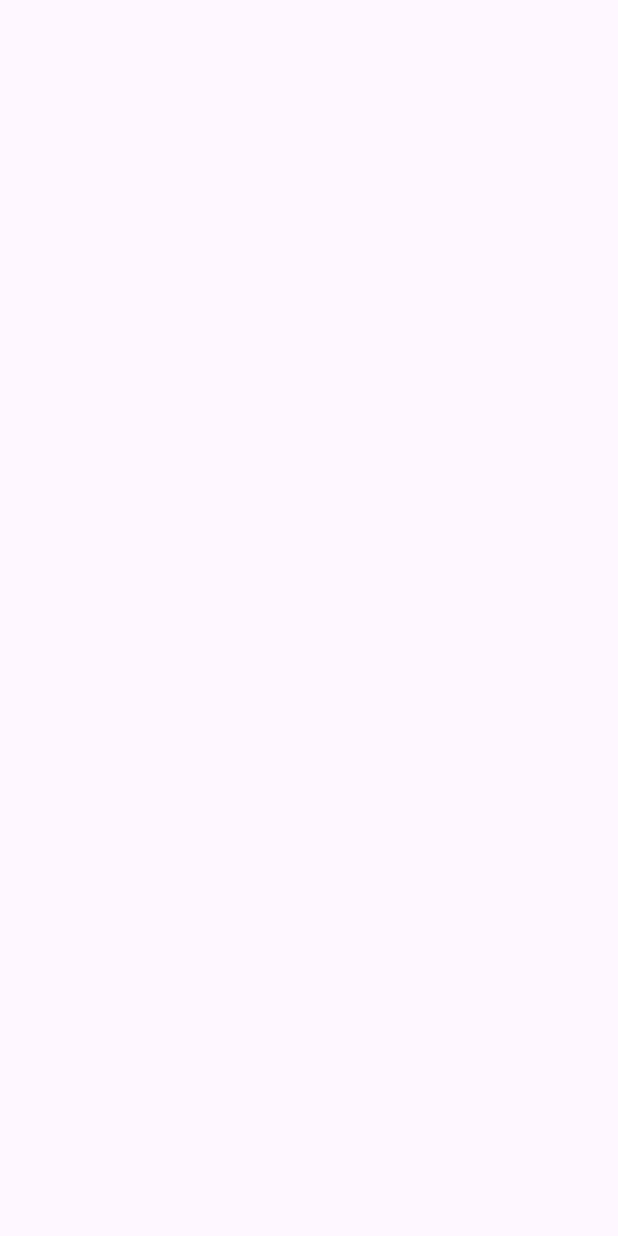
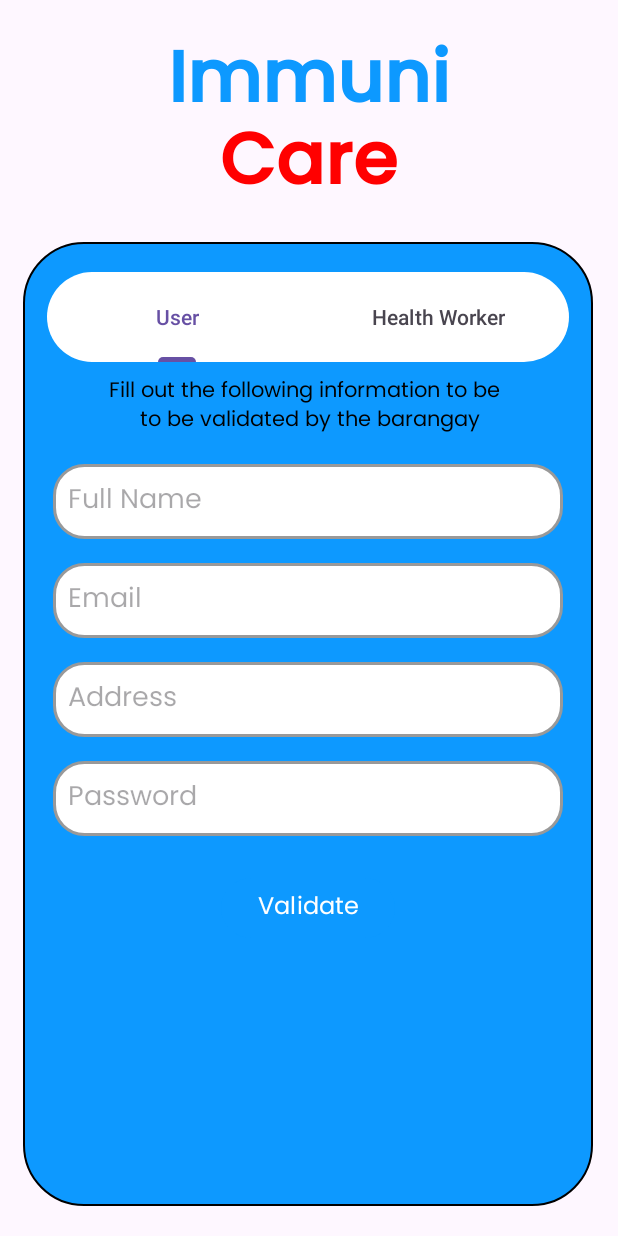
Before and after one commit to Hysao/ImmuniCare, an Android app: the SignupActivity screen opened directly, with no data from a screen before it, on a phone screen of 412 x 824 dp. Before the commit the screen is empty. Run offline under Robolectric (Android 15) with nearby library versions, the light colour scheme and no system bars.

Commit message:
user/health worker sign up but still need some ui adjustment

```diff
--- a/app/build.gradle.kts
+++ b/app/build.gradle.kts
@@ -43,9 +43,12 @@ dependencies {
     androidTestImplementation(libs.ext.junit)
     androidTestImplementation(libs.espresso.core)
 
+
     implementation(platform(libs.firebase.bom))
     implementation(libs.firebase.analytics)
 
     implementation(libs.firebase.auth)
 
+
+
 }
--- /dev/null
+++ b/app/src/main/java/com/myprograms/immunicare/auth/SignUpPagerAdapter.java
@@ -0,0 +1,27 @@
+package com.myprograms.immunicare.auth;
+
+import androidx.annotation.NonNull;
+import androidx.fragment.app.Fragment;
+import androidx.fragment.app.FragmentManager;
+import androidx.lifecycle.Lifecycle;
+import androidx.viewpager2.adapter.FragmentStateAdapter;
+
+public class SignUpPagerAdapter extends FragmentStateAdapter {
+    public SignUpPagerAdapter(@NonNull FragmentManager fragmentManager, @NonNull Lifecycle lifecycle) {
+        super(fragmentManager, lifecycle);
+    }
+
+    @NonNull
+    @Override
+    public Fragment createFragment(int position) {
+        if (position == 1) {
+            return new HealthWorkerSignUpFragment();
+        }
+        return new UserSignUpFragment();
+    }
+
+    @Override
+    public int getItemCount() {
+        return 2;
+    }
+}
--- a/app/src/main/java/com/myprograms/immunicare/auth/SignupActivity.java
+++ b/app/src/main/java/com/myprograms/immunicare/auth/SignupActivity.java
@@ -7,10 +7,19 @@ import androidx.appcompat.app.AppCompatActivity;
 import androidx.core.graphics.Insets;
 import androidx.core.view.ViewCompat;
 import androidx.core.view.WindowInsetsCompat;
+import androidx.fragment.app.Fragment;
+import androidx.fragment.app.FragmentManager;
+import androidx.viewpager2.widget.ViewPager2;
 
+import com.google.android.material.tabs.TabLayout;
 import com.myprograms.immunicare.R;
 
 public class SignupActivity extends AppCompatActivity {
+
+    private TabLayout signUpTab;
+    private ViewPager2 viewPager2;
+    private SignUpPagerAdapter signUpPagerAdapter;
+
 
     @Override
     protected void onCreate(Bundle savedInstanceState) {
@@ -22,5 +31,40 @@ public class SignupActivity extends AppCompatActivity {
             v.setPadding(systemBars.left, systemBars.top, systemBars.right, systemBars.bottom);
             return insets;
         });
+
+        signUpTab = findViewById(R.id.tab_signup);
+        viewPager2 = findViewById(R.id.signup_pager);
+
+        signUpTab.addTab(signUpTab.newTab().setText("User"));
+        signUpTab.addTab(signUpTab.newTab().setText("Health Worker"));
+
+        FragmentManager fragmentManager = getSupportFragmentManager();
+        signUpPagerAdapter = new SignUpPagerAdapter(fragmentManager, getLifecycle());
+        viewPager2.setAdapter(signUpPagerAdapter);
+
+        signUpTab.addOnTabSelectedListener(new TabLayout.OnTabSelectedListener() {
+            @Override
+            public void onTabSelected(TabLayout.Tab tab) {
+                viewPager2.setCurrentItem(tab.getPosition());
+            }
+
+            @Override
+            public void onTabUnselected(TabLayout.Tab tab) {
+
+            }
+
+            @Override
+            public void onTabReselected(TabLayout.Tab tab) {
+
+            }
+        });
+
+        viewPager2.registerOnPageChangeCallback(new ViewPager2.OnPageChangeCallback() {
+            @Override
+            public void onPageSelected(int position) {
+                signUpTab.selectTab(signUpTab.getTabAt(position));
+            }
+        });
+
     }
 }
--- /dev/null
+++ b/app/src/main/java/com/myprograms/immunicare/auth/UserSignUpFragment.java
@@ -0,0 +1,22 @@
+package com.myprograms.immunicare.auth;
+
+import android.os.Bundle;
+
+import androidx.fragment.app.Fragment;
+
+import android.view.LayoutInflater;
+import android.view.View;
+import android.view.ViewGroup;
+
+import com.myprograms.immunicare.R;
+
+
+public class UserSignUpFragment extends Fragment {
+
+    @Override
+    public View onCreateView(LayoutInflater inflater, ViewGroup container,
+                             Bundle savedInstanceState) {
+        // Inflate the layout for this fragment
+        return inflater.inflate(R.layout.fragment_user_sign_up, container, false);
+    }
+}
--- /dev/null
+++ b/app/src/main/res/drawable/tab_bg.xml
@@ -0,0 +1,7 @@
+<?xml version="1.0" encoding="utf-8"?>
+<shape xmlns:android="http://schemas.android.com/apk/res/android">
+
+    <solid android:color="@color/white"/>
+    <corners android:radius="40dp" />
+
+</shape>
--- /dev/null
+++ b/app/src/main/res/drawable/viewpager_bg.xml
@@ -0,0 +1,10 @@
+<?xml version="1.0" encoding="utf-8"?>
+<shape xmlns:android="http://schemas.android.com/apk/res/android">
+
+    <solid android:color="@color/immuniCareBlue"/>
+    <corners android:radius="40dp" />
+
+    <stroke android:width="1dp" android:color="@color/black"
+        />
+
+</shape>
--- a/app/src/main/res/layout/activity_main.xml
+++ b/app/src/main/res/layout/activity_main.xml
@@ -31,7 +31,6 @@
             android:fontFamily="@font/poppins_medium"
             android:text="LOGIN"
             android:textColor="@color/immuniCareBlue"
-
             android:textSize="18sp"
             android:textStyle="bold" />
 
--- a/app/src/main/res/layout/activity_signup.xml
+++ b/app/src/main/res/layout/activity_signup.xml
@@ -8,5 +8,76 @@
     tools:context=".auth.SignupActivity">
 
 
+    <LinearLayout
+        android:layout_width="match_parent"
+        android:layout_height="wrap_content"
+        android:layout_marginTop="16dp"
+        android:gravity="center"
+        android:orientation="vertical"
+        app:layout_constraintEnd_toEndOf="parent"
+        app:layout_constraintStart_toStartOf="parent"
+        app:layout_constraintTop_toTopOf="parent">
+
+        <TextView
+            android:layout_width="wrap_content"
+            android:layout_height="wrap_content"
+            android:fontFamily="@font/poppins_medium"
+            android:text="Immuni"
+            android:textStyle="bold"
+            android:textColor="@color/immuniCareBlue"
+            android:textSize="48sp" />
+
+        <TextView
+            android:layout_width="wrap_content"
+            android:layout_height="wrap_content"
+            android:fontFamily="@font/poppins_medium"
+            android:text="Care"
+            android:layout_marginTop="-25dp"
+            android:textStyle="bold"
+            android:textColor="@color/immuniCareRed"
+            android:textSize="48sp" />
+
+    </LinearLayout>
+
+    <androidx.constraintlayout.widget.ConstraintLayout
+        android:layout_width="380dp"
+        android:layout_height="0dp"
+        android:layout_marginBottom="20dp"
+        app:flow_verticalBias="1"
+        app:layout_constraintBottom_toBottomOf="parent"
+        app:layout_constraintEnd_toEndOf="parent"
+        app:layout_constraintHeight_percent=".78"
+        app:layout_constraintHorizontal_bias="0.483"
+        app:layout_constraintStart_toStartOf="parent"
+        app:layout_constraintTop_toTopOf="parent"
+        app:layout_constraintVertical_bias="1">
+
+        <androidx.viewpager2.widget.ViewPager2
+            android:id="@+id/signup_pager"
+            android:layout_width="0dp"
+            android:layout_height="0dp"
+            android:background="@drawable/viewpager_bg"
+            app:layout_constraintBottom_toBottomOf="parent"
+            app:layout_constraintEnd_toEndOf="parent"
+            app:layout_constraintStart_toStartOf="parent"
+            app:layout_constraintTop_toTopOf="parent"
+            app:layout_constraintVertical_bias="0" />
+
+        <com.google.android.material.tabs.TabLayout
+            android:layout_marginTop="20dp"
+            android:layout_width="match_parent"
+            android:layout_height="60dp"
+            android:id="@+id/tab_signup"
+            android:background="@drawable/tab_bg"
+            android:layout_marginHorizontal="16dp"
+            app:layout_constraintVertical_bias="0"
+            app:layout_constraintBottom_toBottomOf="parent"
+            app:layout_constraintEnd_toEndOf="parent"
+            app:layout_constraintStart_toStartOf="parent"
+            app:layout_constraintTop_toTopOf="parent"/>
+
+
+    </androidx.constraintlayout.widget.ConstraintLayout>
+
 
 </androidx.constraintlayout.widget.ConstraintLayout>
--- /dev/null
+++ b/app/src/main/res/layout/fragment_user_sign_up.xml
@@ -0,0 +1,123 @@
+<?xml version="1.0" encoding="utf-8"?>
+<LinearLayout
+    xmlns:android="http://schemas.android.com/apk/res/android"
+    xmlns:tools="http://schemas.android.com/tools"
+    android:layout_width="match_parent"
+    android:layout_height="match_parent"
+    android:orientation="vertical"
+    tools:context=".auth.UserSignUpFragment">
+
+    <LinearLayout
+        android:layout_width="match_parent"
+        android:layout_height="wrap_content"
+        android:orientation="vertical"
+        >
+
+
+        <LinearLayout
+            android:layout_width="match_parent"
+            android:layout_height="wrap_content"
+            android:orientation="vertical"
+            android:layout_marginTop="20dp"
+            android:padding="20dp"
+            >
+
+            <LinearLayout
+                android:layout_width="match_parent"
+                android:layout_height="100dp"
+                android:orientation="vertical"
+                android:gravity="center"
+                >
+
+                <TextView
+                    android:layout_width="wrap_content"
+                    android:layout_height="wrap_content"
+                    android:text="Stay Connected!"
+                    android:textColor="@color/immuniCareBlue"
+                    android:textStyle="bold"
+                    android:fontFamily="@font/poppins_regular"
+                    android:textSize="24sp"
+                    />
+
+                <TextView
+                    android:layout_width="wrap_content"
+                    android:layout_height="wrap_content"
+                    android:gravity="center"
+                    android:text="Fill out the following information to be \n to be validated by the barangay"
+
+                    android:textColor="@color/black"
+                    android:fontFamily="@font/poppins_regular"
+                    android:textSize="14sp"
+                    />
+
+            </LinearLayout>
+
+            <EditText
+                android:id="@+id/userFullName"
+                android:layout_width="match_parent"
+                android:layout_height="wrap_content"
+                android:autofillHints=""
+                android:hint="Full Name"
+                android:background="@drawable/bg_et"
+                android:fontFamily="@font/poppins_regular"
+                android:inputType="text"
+                android:layout_marginVertical="8dp"
+                />
+
+            <EditText
+                android:id="@+id/userEmail"
+                android:layout_width="match_parent"
+                android:layout_height="wrap_content"
+                android:autofillHints=""
+                android:hint="Email"
+                android:background="@drawable/bg_et"
+                android:fontFamily="@font/poppins_regular"
+                android:inputType="textEmailAddress"
+                android:layout_marginVertical="8dp"
+                />
+
+            <EditText
+                android:id="@+id/userAddress"
+                android:layout_width="match_parent"
+                android:layout_height="wrap_content"
+                android:autofillHints=""
+                android:hint="Address"
+                android:background="@drawable/bg_et"
+                android:fontFamily="@font/poppins_regular"
+                android:inputType="text"
+                android:layout_marginVertical="8dp"/>
+
+            <EditText
+                android:id="@+id/userPassword"
+                android:layout_width="match_parent"
+                android:layout_height="wrap_content"
+                android:hint="Password"
+                android:background="@drawable/bg_et"
+                android:fontFamily="@font/poppins_regular"
+                android:importantForAutofill="no"
+                android:inputType="textPassword"
+                android:layout_marginVertical="8dp"
+                />
+
+
+            <Button
+                android:id="@+id/userValidateButton"
+                android:layout_width="wrap_content"
+                android:layout_height="wrap_content"
+                android:text="Validate"
+                android:layout_gravity="center"
+                android:fontFamily="@font/poppins_regular"
+                android:backgroundTint="@color/immuniCareBlue"
+                android:textColor="@color/white"
+                android:textSize="16sp"
+                android:layout_marginVertical="16dp"
+                />
+
+
+
+        </LinearLayout>
+
+    </LinearLayout>
+
+
+</LinearLayout>
--- a/app/src/main/res/values/strings.xml
+++ b/app/src/main/res/values/strings.xml
@@ -1,3 +1,5 @@
 <resources>
     <string name="app_name">ImmuniCare</string>
+    <!-- TODO: Remove or change this placeholder text -->
+    <string name="hello_blank_fragment">Hello blank fragment</string>
 </resources>
```
Also changed, not shown: app/src/main/java/com/myprograms/immunicare/MainActivity.java (+16 -0 lines), app/src/main/java/com/myprograms/immunicare/auth/HealthWorkerSignUpFragment.java (added, +23 -0 lines), app/src/main/res/layout/fragment_health_worker_sign_up.xml (added, +123 -0 lines).
